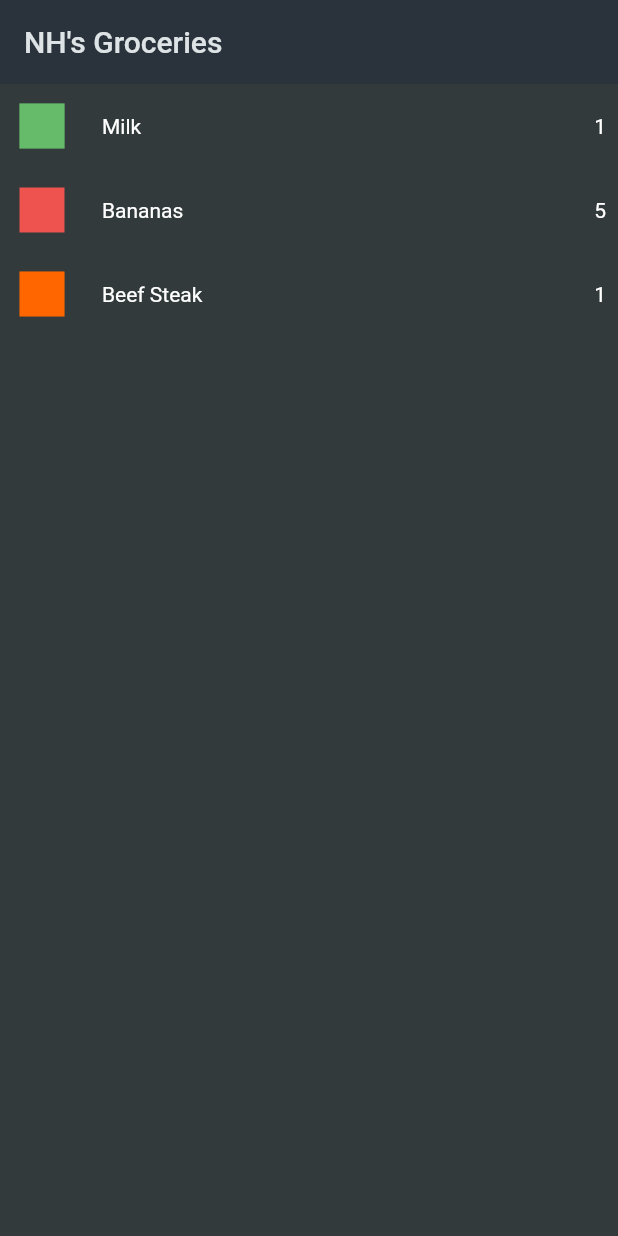
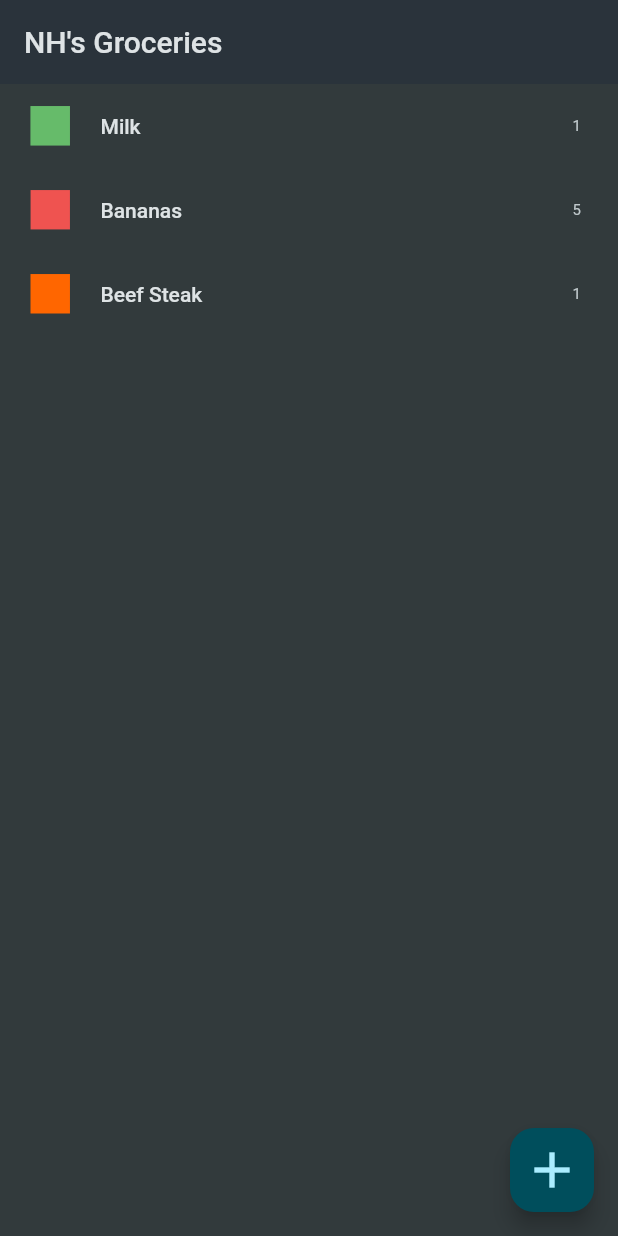
Before and after one commit to nadiahylary/shopping_list, a Flutter app: the screen it shows after launch, on a phone screen of 412 x 824 dp. Run offline on Flutter 3.47's test engine with Material 2 defaults, Android fonts, the phone set to English and light mode, and no system bars.

Commit message:
grocery list item with listTile in listview builder & add grocery widget

```diff
--- a/lib/main.dart
+++ b/lib/main.dart
@@ -6,6 +6,25 @@ import 'data/random_data.dart';
 void main() {
   runApp(const MyApp());
 }
+ThemeData darkTheme = ThemeData.dark().copyWith(
+  useMaterial3: true,
+  colorScheme: ColorScheme.fromSeed(
+    seedColor: const Color.fromARGB(255, 147, 229, 250),
+    brightness: Brightness.dark,
+    surface: const Color.fromARGB(255, 42, 51, 59),
+  ),
+  scaffoldBackgroundColor: const Color.fromARGB(255, 50, 58, 60),
+);
+
+ThemeData lightTheme = ThemeData.dark().copyWith(
+  useMaterial3: true,
+  colorScheme: ColorScheme.fromSeed(
+    seedColor: const Color.fromARGB(255, 147, 229, 250),
+    brightness: Brightness.light,
+    surface: const Color.fromARGB(255, 42, 51, 59),
+  ),
+  scaffoldBackgroundColor: const Color.fromARGB(255, 255, 255, 255),
+);
 
 class MyApp extends StatelessWidget {
   const MyApp({super.key});
@@ -16,16 +35,8 @@ class MyApp extends StatelessWidget {
     return MaterialApp(
       debugShowCheckedModeBanner: false,
       title: 'NH\'s Groceries',
-      theme: ThemeData.dark().copyWith(
-        useMaterial3: true,
-        colorScheme: ColorScheme.fromSeed(
-          seedColor: const Color.fromARGB(255, 147, 229, 250),
-          brightness: Brightness.dark,
-          surface: const Color.fromARGB(255, 42, 51, 59),
-        ),
-        scaffoldBackgroundColor: const Color.fromARGB(255, 50, 58, 60),
-      ),
-      home: const GroceriesScreen(),
+      theme: darkTheme,
+      home: const GroceriesList(),
     );
   }
 }
--- a/lib/widgets/groceries_list.dart
+++ b/lib/widgets/groceries_list.dart
@@ -1,10 +1,11 @@
 import 'package:flutter/material.dart';
 import 'package:shopping_list/widgets/grocery_list_item.dart';
+import 'package:shopping_list/widgets/new_grocery_item.dart';
 
 import '../data/random_data.dart';
 
-class GroceriesScreen extends StatelessWidget {
-  const GroceriesScreen({Key? key}) : super(key: key);
+class GroceriesList extends StatelessWidget {
+  const GroceriesList({Key? key}) : super(key: key);
 
   @override
   Widget build(BuildContext context) {
@@ -14,9 +15,19 @@ class GroceriesScreen extends StatelessWidget {
       ),
       body: ListView.builder(
         itemBuilder: (BuildContext context, int index) {
-          return GroceriesList(groceryItem: groceryItems[index]);
+          return GroceryListItem(groceryItem: groceryItems[index]);
         },
         itemCount: groceryItems.length,
+      ),
+      floatingActionButtonLocation: FloatingActionButtonLocation.endFloat,
+      floatingActionButton: FloatingActionButton(
+        onPressed: () {
+          Navigator.of(context).push(MaterialPageRoute(builder: (ctx) => const NewGroceryItem()));
+        },
+        child: const Icon(
+          Icons.add,
+          size: 40,
+        ),
       ),
     );
   }
--- a/lib/widgets/grocery_list_item.dart
+++ b/lib/widgets/grocery_list_item.dart
@@ -2,32 +2,22 @@ import 'package:flutter/material.dart';
 
 import '../models/grocery_item.dart';
 
-class GroceriesList extends StatelessWidget {
-  const GroceriesList({Key? key, required this.groceryItem}) : super(key: key);
+class GroceryListItem extends StatelessWidget {
+  const GroceryListItem({Key? key, required this.groceryItem}) : super(key: key);
   final GroceryItem groceryItem;
 
   @override
   Widget build(BuildContext context) {
-    return  Padding(
-      padding: const EdgeInsets.all(8.0),
-      child: Row(
-        crossAxisAlignment: CrossAxisAlignment.center,
-        children: [
-          Icon(
+    return ListTile(
+        leading: Icon(
             Icons.square,
             color: groceryItem.category.color,
-            size: 40,
+            size: 35,
           ),
-          const SizedBox(
-            width: 20,
-          ),
-          Text(
+         title: Text(
             groceryItem.name,
           ),
-          const Spacer(),
-          Text("${groceryItem.quantity}")
-        ],
-      ),
+         trailing: Text("${groceryItem.quantity}")
     );
   }
 }
```
Also changed, not shown: lib/widgets/new_grocery_item.dart (added, +22 -0 lines).
